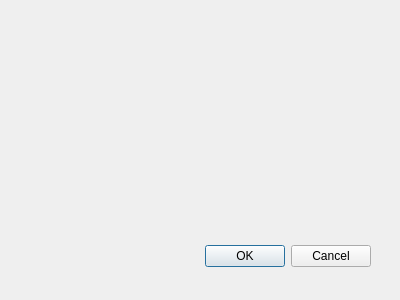
ARUP-CAS/aiscr-qgis-pian-exporter, file pian_exporter_dialog_base.ui: the form before one commit.
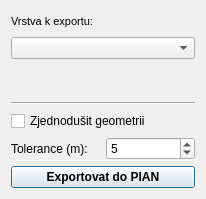
The form after the commit.

Commit message: Added geometry check

What changed in the file:
```diff
--- a/pian_exporter_dialog_base.ui
+++ b/pian_exporter_dialog_base.ui
@@ -1,33 +1,123 @@
 <ui version="4.0" >
  <class>PianExporterDialogBase</class>
- <widget class="QDialog" name="PianExporterDialogBase" >
-  <property name="geometry" >
+ <widget class="QDialog" name="PianExporterDialogBase">
+  <property name="geometry">
    <rect>
     <x>0</x>
     <y>0</y>
-    <width>400</width>
-    <height>300</height>
+    <width>206</width>
+    <height>199</height>
    </rect>
   </property>
   <property name="windowTitle" >
    <string>Pian Exporter</string>
   </property>
-  <widget class="QDialogButtonBox" name="button_box" >
-   <property name="geometry" >
-    <rect>
-     <x>30</x>
-     <y>240</y>
-     <width>341</width>
-     <height>32</height>
-    </rect>
-   </property>
-   <property name="orientation" >
-    <enum>Qt::Horizontal</enum>
-   </property>
-   <property name="standardButtons" >
-    <set>QDialogButtonBox::Cancel|QDialogButtonBox::Ok</set>
-   </property>
-  </widget>
+  <layout class="QVBoxLayout" name="verticalLayout">
+   <item>
+    <widget class="QLabel" name="labelLayer">
+     <property name="sizePolicy">
+      <sizepolicy hsizetype="Preferred" vsizetype="Preferred">
+       <horstretch>0</horstretch>
+       <verstretch>0</verstretch>
+      </sizepolicy>
+     </property>
+     <property name="maximumSize">
+      <size>
+       <width>16777215</width>
+       <height>20</height>
+      </size>
+     </property>
+     <property name="font">
+      <font>
+       <pointsize>8</pointsize>
+       <weight>50</weight>
+       <bold>false</bold>
+      </font>
+     </property>
+     <property name="text">
+      <string>Vrstva k exportu:</string>
+     </property>
+     <property name="textFormat">
+      <enum>Qt::AutoText</enum>
+     </property>
+    </widget>
+   </item>
+   <item>
+    <widget class="QComboBox" name="layerComboBox"/>
+   </item>
+   <item>
+    <widget class="QLabel" name="statusLabel">
+     <property name="font">
+      <font>
+       <italic>true</italic>
+      </font>
+     </property>
+     <property name="text">
+      <string/>
+     </property>
+     <property name="textFormat">
+      <enum>Qt::AutoText</enum>
+     </property>
+     <property name="alignment">
+      <set>Qt::AlignLeading|Qt::AlignLeft|Qt::AlignVCenter</set>
+     </property>
+     <property name="wordWrap">
+      <bool>true</bool>
+     </property>
+    </widget>
+   </item>
+   <item>
+    <widget class="Line" name="line">
+     <property name="orientation">
+      <enum>Qt::Horizontal</enum>
+     </property>
+    </widget>
+   </item>
+   <item>
+    <widget class="QCheckBox" name="simplifyCheckBox">
+     <property name="text">
+      <string>Zjednodušit geometrii</string>
+     </property>
+    </widget>
+   </item>
+   <item>
+    <layout class="QHBoxLayout" name="horizontalLayout">
+     <item>
+      <widget class="QLabel" name="labelTolerance">
+       <property name="text">
+        <string>Tolerance (m):</string>
+       </property>
+      </widget>
+     </item>
+     <item>
+      <widget class="QSpinBox" name="simplifyToleranceSpinBox">
+       <property name="minimum">
+        <number>1</number>
+       </property>
+       <property name="maximum">
+        <number>10000</number>
+       </property>
+       <property name="value">
+        <number>5</number>
+       </property>
+      </widget>
+     </item>
+    </layout>
+   </item>
+   <item>
+    <widget class="QPushButton" name="exportButton">
+     <property name="font">
+      <font>
+       <weight>75</weight>
+       <bold>true</bold>
+      </font>
+     </property>
+     <property name="text">
+      <string>Exportovat do PIAN</string>
+     </property>
+    </widget>
+   </item>
+  </layout>
  </widget>
  <resources/>
  <connections>
```
Left out of the diff: 40 changed lines with no effect on the pictures. The commit also changes 3 other files.
